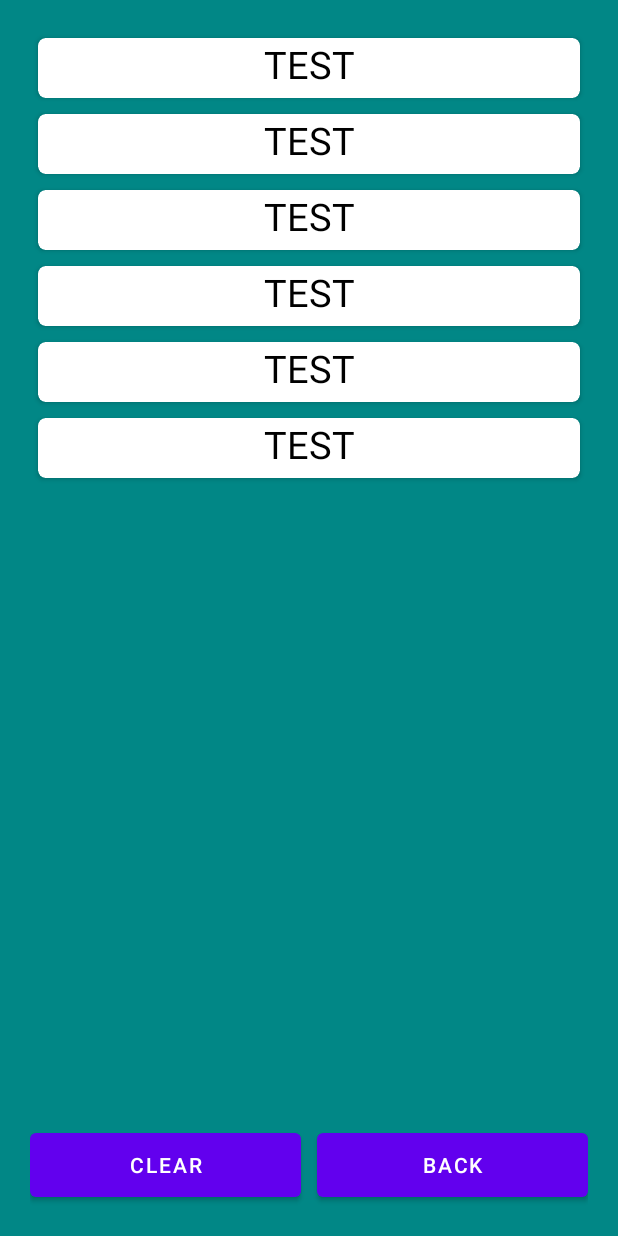
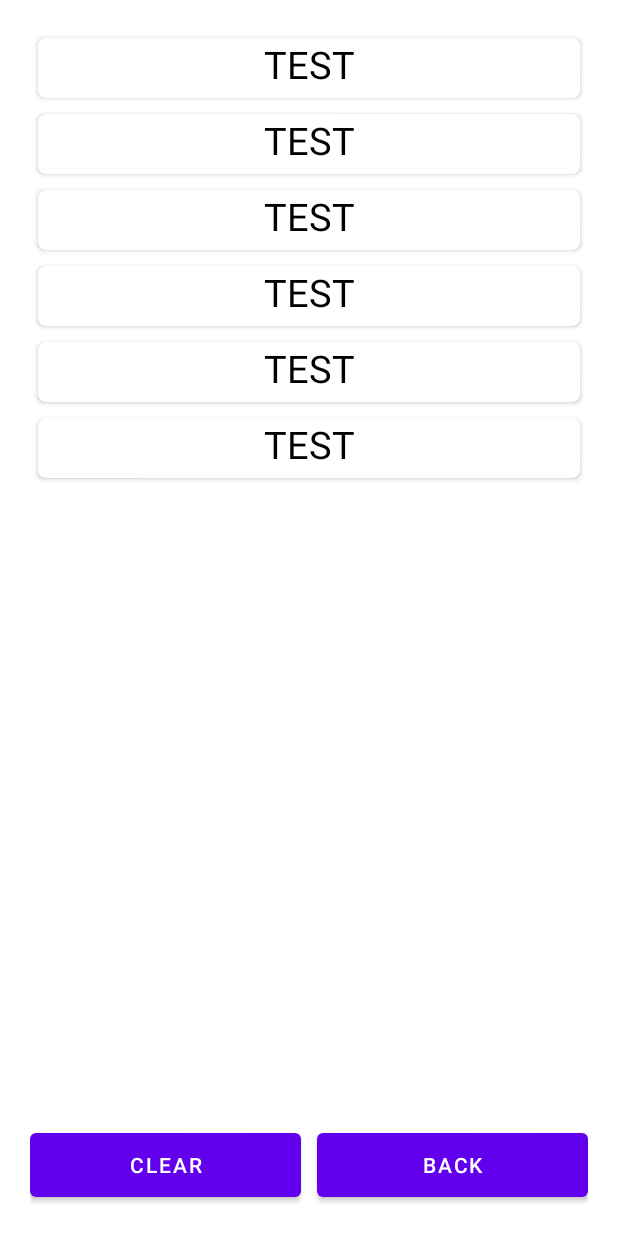
Before and after one commit to graphorismo/CardWatcher, an Android app: the layout activity_history.xml on its own in the app's theme, with its tools: preview values and no code run, on a phone screen of 412 x 824 dp. Run offline under Robolectric (Android 15) with nearby library versions, the phone set to English and light mode, and no system bars.

Commit message:
Change dark background to white everywhere

```diff
--- a/app/src/main/res/layout/activity_history.xml
+++ b/app/src/main/res/layout/activity_history.xml
@@ -6,7 +6,7 @@
     android:layout_height="match_parent"
     android:orientation="vertical"
     android:padding="20dp"
-    android:background="@color/teal_700">
+    android:background="@color/white">
 
     <androidx.recyclerview.widget.RecyclerView
         android:id="@+id/historyActivity_recyclerView_history"
--- a/app/src/main/res/layout/activity_main.xml
+++ b/app/src/main/res/layout/activity_main.xml
@@ -5,7 +5,7 @@
     xmlns:tools="http://schemas.android.com/tools"
     android:layout_width="match_parent"
     android:layout_height="match_parent"
-    android:background="@color/teal_700"
+    android:background="@color/white"
     android:orientation="vertical"
     android:padding="10dp">
 
--- a/app/src/main/res/layout/history_item.xml
+++ b/app/src/main/res/layout/history_item.xml
@@ -5,7 +5,7 @@
     xmlns:app="http://schemas.android.com/apk/res-auto"
     android:padding="10dp"
     android:layout_margin="5dp"
-    android:elevation="5dp"
+    android:elevation="10dp"
     app:cardCornerRadius="5dp">
 
     <TextView
```
